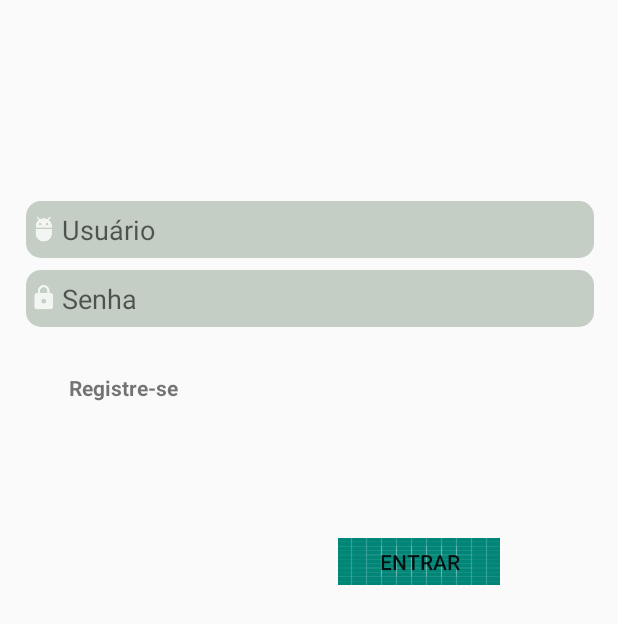
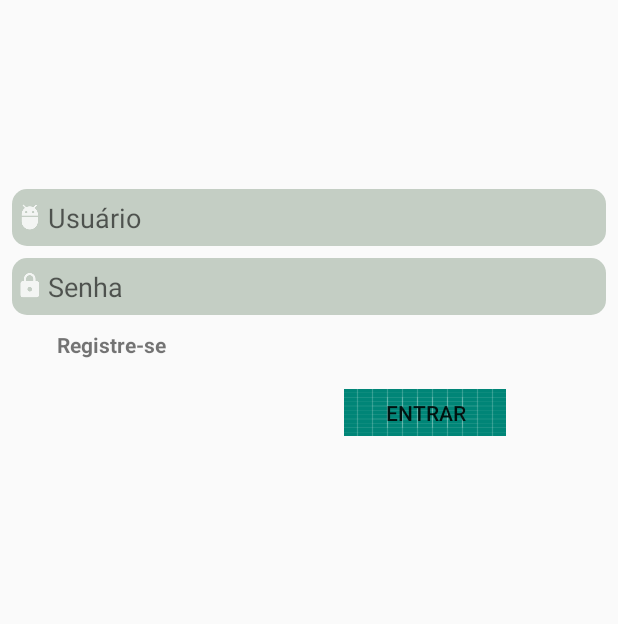
Before and after one commit to raelgentil/ProjetoMobileAgro, an Android app: the screen it shows after launch (MainActivity), on a phone screen of 412 x 824 dp. Shown: the top 624 px of the screen. Run offline under Robolectric (Android 15) with nearby library versions, the phone set to English and light mode, and no system bars; our stand-ins replace Firebase (no records; nobody signed in at launch, a user with empty details on screens opened directly); 2 statements that could not run were skipped.

Commit message:
metade da criação do chat consertos no layout dos fragmentos(não mostrava os dados usando a tela toda)

```diff
--- a/app/src/main/java/br/com/alisonrodrigo_rafaelgentil/agro/projetomobile/MainActivity.java
+++ b/app/src/main/java/br/com/alisonrodrigo_rafaelgentil/agro/projetomobile/MainActivity.java
@@ -55,7 +55,6 @@ public class MainActivity extends AppCompatActivity implements IComunicadorInter
         pessoa.addObserver(this);
         fachada.verificarUserLogado(pessoa);
 
-
     }
 
     public void abrirTelaLogin(){
--- a/app/src/main/java/br/com/alisonrodrigo_rafaelgentil/agro/projetomobile/PerfilFragment.java
+++ b/app/src/main/java/br/com/alisonrodrigo_rafaelgentil/agro/projetomobile/PerfilFragment.java
@@ -66,7 +66,7 @@ public class PerfilFragment extends Fragment implements IObserver, IComunicadorI
     private View progressView;
     private  DrawerLayout drawer;
     private IFachada fachada;
-
+//    private String
 
     public PerfilFragment() {
         // Required empty public constructor
@@ -91,11 +91,6 @@ public class PerfilFragment extends Fragment implements IObserver, IComunicadorI
                 getActivity(), drawer, toolbar, R.string.navigation_drawer_open, R.string.navigation_drawer_close);
         drawer.addDrawerListener(toggle);
         toggle.syncState();
-
-
-
-
-
 
         nomeText = (EditText) view.findViewById(R.id.nomeText);
         cpfText = (EditText) view.findViewById(R.id.cpfText);
@@ -237,6 +232,8 @@ public class PerfilFragment extends Fragment implements IObserver, IComunicadorI
     private void voltarTelaLogin(){
         FragmentManager fragmentManager = getActivity().getSupportFragmentManager();
         LoginFragment loginFragment = new LoginFragment();
+        loginFragment.setFachada(fachada);
+        loginFragment.setDrawer(drawer);
         FragmentTransaction fragmentTransaction = fragmentManager.beginTransaction ();
         fragmentTransaction.replace (R.id.layoutMainPrincipal, loginFragment);
         fragmentTransaction.addToBackStack(null);
--- a/app/src/main/res/layout/activity_main.xml
+++ b/app/src/main/res/layout/activity_main.xml
@@ -12,8 +12,6 @@
         layout="@layout/content_main_activy"
         android:layout_width="0dp"
         android:layout_height="0dp"
-        android:layout_marginStart="1dp"
-        android:layout_marginLeft="1dp"
         app:layout_constraintBottom_toBottomOf="parent"
         app:layout_constraintEnd_toEndOf="parent"
         app:layout_constraintStart_toStartOf="parent"
--- a/app/src/main/res/layout/content_main_activy.xml
+++ b/app/src/main/res/layout/content_main_activy.xml
@@ -12,12 +12,12 @@
             android:id="@+id/layoutMainPrincipal"
             android:layout_width="match_parent"
             android:layout_height="match_parent"
-            android:layout_marginStart="8dp"
-            android:layout_marginLeft="8dp"
-            android:layout_marginTop="8dp"
-            android:layout_marginEnd="8dp"
-            android:layout_marginRight="8dp"
-            android:layout_marginBottom="8dp"
+            android:layout_marginStart="0dp"
+            android:layout_marginLeft="0dp"
+            android:layout_marginTop="0dp"
+            android:layout_marginEnd="0dp"
+            android:layout_marginRight="0dp"
+            android:layout_marginBottom="0dp"
             app:layout_constraintBottom_toBottomOf="parent"
             app:layout_constraintEnd_toEndOf="parent"
             app:layout_constraintStart_toStartOf="parent"
--- a/app/src/main/res/layout/fragment_login.xml
+++ b/app/src/main/res/layout/fragment_login.xml
@@ -6,9 +6,21 @@
     android:layout_height="match_parent"
     tools:context=".LoginFragment">
 
-    <!-- TODO: Update blank fragment layout -->
 
-    <!-- Login progress -->
+    <ScrollView
+        android:layout_width="match_parent"
+        android:layout_height="match_parent"
+        app:layout_constraintBottom_toBottomOf="parent"
+        app:layout_constraintEnd_toEndOf="parent"
+        app:layout_constraintHorizontal_bias="0.0"
+        app:layout_constraintStart_toStartOf="parent"
+        app:layout_constraintTop_toTopOf="parent"
+        app:layout_constraintVertical_bias="1.0">
+
+        <android.support.constraint.ConstraintLayout
+            android:layout_width="match_parent"
+            android:layout_height="match_parent">
+
             <ProgressBar
                 android:id="@+id/login_progress"
                 style="?android:attr/progressBarStyleLarge"
@@ -125,6 +137,7 @@
                 android:layout_height="wrap_content"
                 android:orientation="horizontal"
                 app:layout_constraintGuide_begin="110dp" />
+        </android.support.constraint.ConstraintLayout>
 
-
+    </ScrollView>
 </android.support.constraint.ConstraintLayout>
```
Lines whose indentation alone changed are shown as unchanged.
